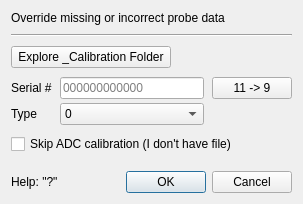
Qt form Forms/IMForceDlg.ui (billkarsh/SpikeGLX) before a commit.
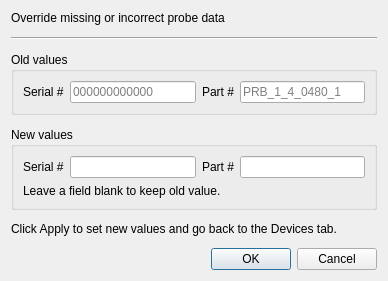
The same form after that commit.

Commit message: Force dialog

```diff
--- a/Forms/IMForceDlg.ui
+++ b/Forms/IMForceDlg.ui
@@ -6,16 +6,16 @@
    <rect>
     <x>0</x>
     <y>0</y>
-    <width>293</width>
-    <height>204</height>
+    <width>388</width>
+    <height>269</height>
    </rect>
   </property>
   <property name="windowTitle">
    <string>Enter Probe Data Manually</string>
   </property>
-  <layout class="QGridLayout" name="gridLayout_2">
+  <layout class="QGridLayout" name="gridLayout">
    <property name="verticalSpacing">
-    <number>9</number>
+    <number>12</number>
    </property>
    <item row="0" column="0">
     <widget class="QLabel" name="label">
@@ -38,128 +38,144 @@
     </widget>
    </item>
    <item row="2" column="0">
-    <layout class="QHBoxLayout" name="horizontalLayout_2">
-     <item>
-      <widget class="QPushButton" name="exploreBut">
-       <property name="sizePolicy">
-        <sizepolicy hsizetype="Preferred" vsizetype="Preferred">
-         <horstretch>0</horstretch>
-         <verstretch>0</verstretch>
-        </sizepolicy>
-       </property>
-       <property name="text">
-        <string> Explore _Calibration Folder </string>
-       </property>
-      </widget>
-     </item>
-     <item>
-      <spacer name="horizontalSpacer_2">
-       <property name="orientation">
-        <enum>Qt::Horizontal</enum>
-       </property>
-       <property name="sizeHint" stdset="0">
-        <size>
-         <width>40</width>
-         <height>20</height>
-        </size>
-       </property>
-      </spacer>
-     </item>
-    </layout>
+    <widget class="QGroupBox" name="groupBox">
+     <property name="title">
+      <string>Old values</string>
+     </property>
+     <layout class="QGridLayout" name="gridLayout_2">
+      <item row="0" column="2">
+       <widget class="QLabel" name="label_5">
+        <property name="sizePolicy">
+         <sizepolicy hsizetype="Preferred" vsizetype="Preferred">
+          <horstretch>0</horstretch>
+          <verstretch>0</verstretch>
+         </sizepolicy>
+        </property>
+        <property name="text">
+         <string>Part #</string>
+        </property>
+       </widget>
+      </item>
+      <item row="0" column="1">
+       <widget class="QLineEdit" name="snOldLE">
+        <property name="focusPolicy">
+         <enum>Qt::NoFocus</enum>
+        </property>
+        <property name="text">
+         <string/>
+        </property>
+        <property name="readOnly">
+         <bool>true</bool>
+        </property>
+        <property name="placeholderText">
+         <string>000000000000</string>
+        </property>
+       </widget>
+      </item>
+      <item row="0" column="0">
+       <widget class="QLabel" name="label_4">
+        <property name="sizePolicy">
+         <sizepolicy hsizetype="Preferred" vsizetype="Preferred">
+          <horstretch>0</horstretch>
+          <verstretch>0</verstretch>
+         </sizepolicy>
+        </property>
+        <property name="text">
+         <string>Serial #</string>
+        </property>
+       </widget>
+      </item>
+      <item row="0" column="3">
+       <widget class="QLineEdit" name="pnOldLE">
+        <property name="focusPolicy">
+         <enum>Qt::NoFocus</enum>
+        </property>
+        <property name="text">
+         <string/>
+        </property>
+        <property name="readOnly">
+         <bool>true</bool>
+        </property>
+        <property name="placeholderText">
+         <string>PRB_1_4_0480_1</string>
+        </property>
+       </widget>
+      </item>
+     </layout>
+    </widget>
    </item>
    <item row="3" column="0">
-    <layout class="QGridLayout" name="gridLayout">
-     <property name="horizontalSpacing">
-      <number>8</number>
+    <widget class="QGroupBox" name="groupBox_2">
+     <property name="title">
+      <string>New values</string>
      </property>
-     <property name="verticalSpacing">
-      <number>4</number>
-     </property>
-     <item row="0" column="0">
-      <widget class="QLabel" name="label_2">
-       <property name="sizePolicy">
-        <sizepolicy hsizetype="Preferred" vsizetype="Preferred">
-         <horstretch>0</horstretch>
-         <verstretch>0</verstretch>
-        </sizepolicy>
-       </property>
-       <property name="text">
-        <string>Serial #</string>
-       </property>
-      </widget>
-     </item>
-     <item row="0" column="1">
-      <widget class="QLineEdit" name="snLE">
-       <property name="text">
-        <string/>
-       </property>
-       <property name="placeholderText">
-        <string>000000000000</string>
-       </property>
-      </widget>
-     </item>
-     <item row="1" column="0">
-      <widget class="QLabel" name="label_3">
-       <property name="sizePolicy">
-        <sizepolicy hsizetype="Preferred" vsizetype="Preferred">
-         <horstretch>0</horstretch>
-         <verstretch>0</verstretch>
-        </sizepolicy>
-       </property>
-       <property name="text">
-        <string>Type</string>
-       </property>
-      </widget>
-     </item>
-     <item row="0" column="2">
-      <widget class="QPushButton" name="stripBut">
-       <property name="sizePolicy">
-        <sizepolicy hsizetype="Preferred" vsizetype="Preferred">
-         <horstretch>0</horstretch>
-         <verstretch>0</verstretch>
-        </sizepolicy>
-       </property>
-       <property name="toolTip">
-        <string>Paste an 11-digit label then strip it to middle 9</string>
-       </property>
-       <property name="text">
-        <string>11 -&gt; 9</string>
-       </property>
-      </widget>
-     </item>
-     <item row="1" column="1">
-      <widget class="QComboBox" name="optCB">
-       <property name="sizePolicy">
-        <sizepolicy hsizetype="Expanding" vsizetype="Fixed">
-         <horstretch>0</horstretch>
-         <verstretch>0</verstretch>
-        </sizepolicy>
-       </property>
-       <property name="currentText">
-        <string>0</string>
-       </property>
-       <property name="currentIndex">
-        <number>0</number>
-       </property>
-       <item>
+     <layout class="QGridLayout" name="gridLayout_3">
+      <item row="0" column="3">
+       <widget class="QLineEdit" name="pnNewLE">
         <property name="text">
-         <string>0</string>
+         <string/>
         </property>
-       </item>
-      </widget>
-     </item>
-    </layout>
+       </widget>
+      </item>
+      <item row="0" column="2">
+       <widget class="QLabel" name="label_6">
+        <property name="sizePolicy">
+         <sizepolicy hsizetype="Preferred" vsizetype="Preferred">
+          <horstretch>0</horstretch>
+          <verstretch>0</verstretch>
+         </sizepolicy>
+        </property>
+        <property name="text">
+         <string>Part #</string>
+        </property>
+       </widget>
+      </item>
+      <item row="0" column="0">
+       <widget class="QLabel" name="label_7">
+        <property name="sizePolicy">
+         <sizepolicy hsizetype="Preferred" vsizetype="Preferred">
+          <horstretch>0</horstretch>
+          <verstretch>0</verstretch>
+         </sizepolicy>
+        </property>
+        <property name="text">
+         <string>Serial #</string>
+        </property>
+       </widget>
+      </item>
+      <item row="0" column="1">
+       <widget class="QLineEdit" name="snNewLE">
+        <property name="text">
+         <string/>
+        </property>
+       </widget>
+      </item>
+      <item row="1" column="0" colspan="4">
+       <widget class="QLabel" name="label_2">
+        <property name="sizePolicy">
+         <sizepolicy hsizetype="Expanding" vsizetype="Preferred">
+          <horstretch>0</horstretch>
+          <verstretch>0</verstretch>
+         </sizepolicy>
+        </property>
+        <property name="text">
+         <string>Leave a field blank to keep old value.</string>
+        </property>
+       </widget>
+      </item>
+     </layout>
+    </widget>
    </item>
    <item row="4" column="0">
-    <widget class="QCheckBox" name="skipChk">
+    <widget class="QLabel" name="label_3">
      <property name="sizePolicy">
-      <sizepolicy hsizetype="Preferred" vsizetype="Preferred">
+      <sizepolicy hsizetype="Expanding" vsizetype="Preferred">
        <horstretch>0</horstretch>
        <verstretch>0</verstretch>
       </sizepolicy>
      </property>
      <property name="text">
-      <string>Skip ADC calibration (I don't have file)</string>
+      <string>Click Apply to set new values and go back to the Devices tab.</string>
      </property>
     </widget>
    </item>
@@ -181,13 +197,6 @@
      <property name="spacing">
       <number>8</number>
      </property>
-     <item>
-      <widget class="QLabel" name="label_4">
-       <property name="text">
-        <string>Help: &quot;?&quot;</string>
-       </property>
-      </widget>
-     </item>
      <item>
       <spacer name="horizontalSpacer">
        <property name="orientation">
```
Left out of the diff: 7 changed lines with no effect on the pictures. The commit also changes 5 other files.
